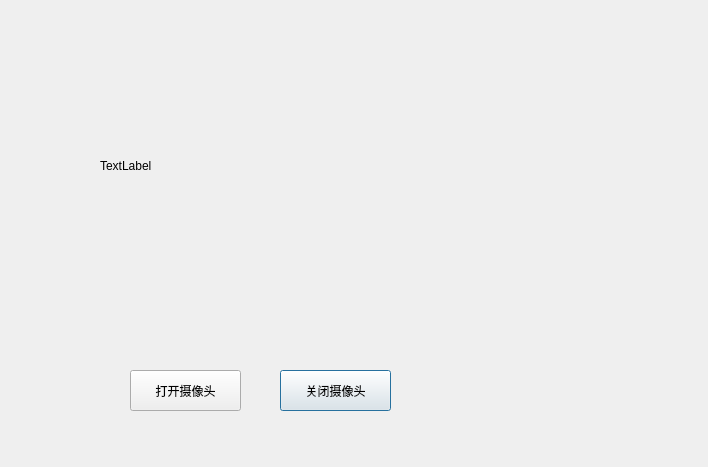
The window that camdialog.ui (frozen521/comm2) describes before a commit, drawn with Qt 5.
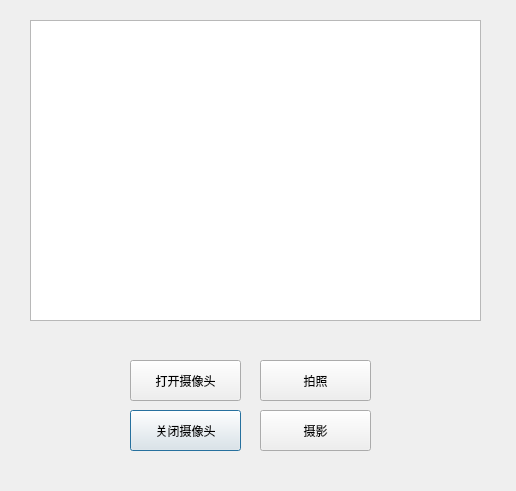
The same window after the commit.

The edit to the form file:
```diff
--- a/camdialog.ui
+++ b/camdialog.ui
@@ -6,8 +6,8 @@
    <rect>
     <x>0</x>
     <y>0</y>
-    <width>708</width>
-    <height>467</height>
+    <width>516</width>
+    <height>491</height>
    </rect>
   </property>
   <property name="font">
@@ -21,8 +21,8 @@
   <widget class="QPushButton" name="pushButton_2">
    <property name="geometry">
     <rect>
-     <x>280</x>
-     <y>370</y>
+     <x>130</x>
+     <y>410</y>
      <width>111</width>
      <height>41</height>
     </rect>
@@ -35,7 +35,7 @@
    <property name="geometry">
     <rect>
      <x>130</x>
-     <y>370</y>
+     <y>360</y>
      <width>111</width>
      <height>41</height>
     </rect>
@@ -44,17 +44,40 @@
     <string>打开摄像头</string>
    </property>
   </widget>
-  <widget class="QLabel" name="label">
+  <widget class="QPushButton" name="pushButton_3">
    <property name="geometry">
     <rect>
-     <x>100</x>
-     <y>30</y>
-     <width>421</width>
-     <height>271</height>
+     <x>260</x>
+     <y>360</y>
+     <width>111</width>
+     <height>41</height>
     </rect>
    </property>
    <property name="text">
-    <string>TextLabel</string>
+    <string>拍照</string>
+   </property>
+  </widget>
+  <widget class="QPushButton" name="pushButton_4">
+   <property name="geometry">
+    <rect>
+     <x>260</x>
+     <y>410</y>
+     <width>111</width>
+     <height>41</height>
+    </rect>
+   </property>
+   <property name="text">
+    <string>摄影</string>
+   </property>
+  </widget>
+  <widget class="QGraphicsView" name="graphicsView">
+   <property name="geometry">
+    <rect>
+     <x>30</x>
+     <y>20</y>
+     <width>451</width>
+     <height>301</height>
+    </rect>
    </property>
   </widget>
  </widget>
```
Left out of the diff: 2 changed lines with no effect on the pictures.
